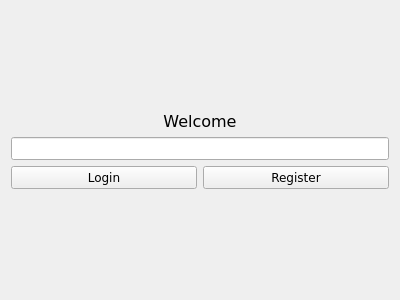
Old version of the form client/gui/auth_form.ui in the repository TemplateName56/Blockchain_Wallet.
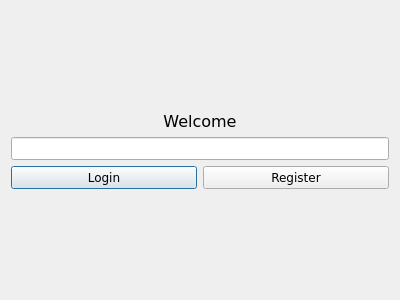
New version of the form.

Patch:
```diff
--- a/client/gui/auth_form.ui
+++ b/client/gui/auth_form.ui
@@ -84,6 +84,9 @@
        <property name="text">
         <string>Login</string>
        </property>
+       <property name="default">
+        <bool>true</bool>
+       </property>
       </widget>
      </item>
      <item>
```
